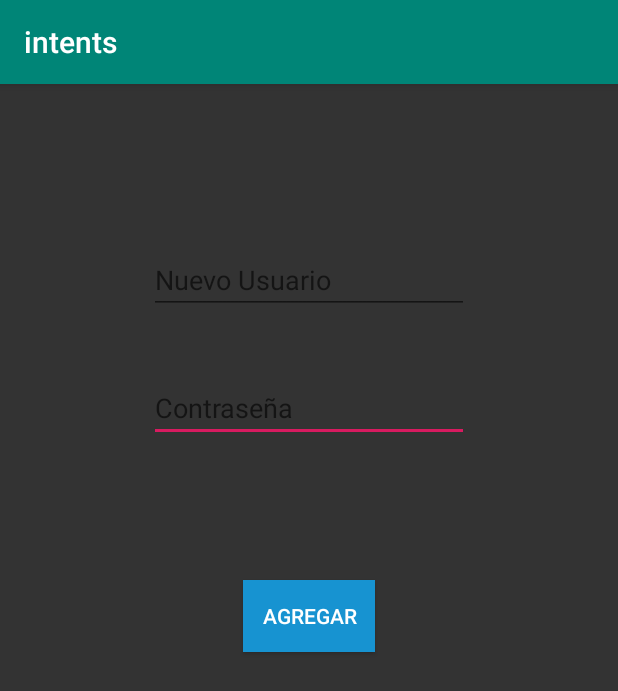
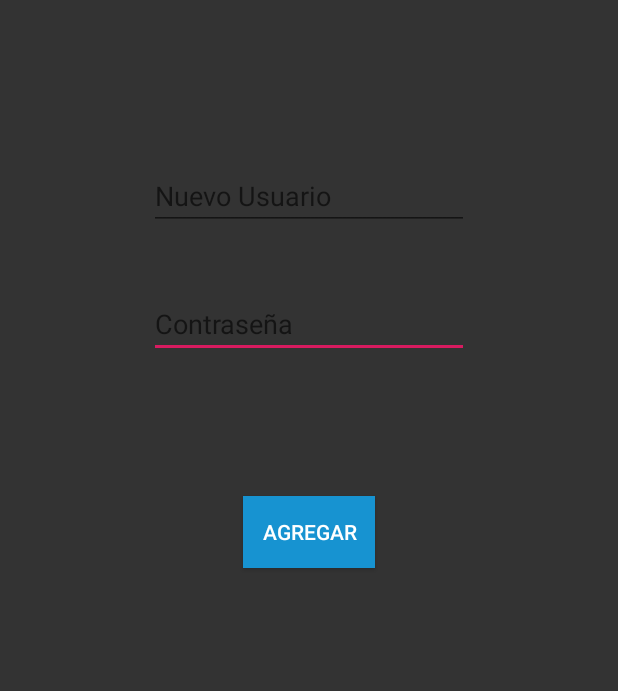
Before and after one commit to conandoel/Intents, an Android app: the NUsuarioActivity screen opened directly, with no data from a screen before it, on a phone screen of 412 x 824 dp. Shown: the top 691 px of the screen. Run offline under Robolectric (Android 15) with nearby library versions, the phone set to English and light mode, and no system bars.

Commit message:
configuracion activity Nuevo Usuario

```diff
--- a/app/src/main/java/com/example/intents/NUsuarioActivity.java
+++ b/app/src/main/java/com/example/intents/NUsuarioActivity.java
@@ -1,13 +1,62 @@
 package com.example.intents;
 
+import android.content.Intent;
 import android.support.v7.app.AppCompatActivity;
 import android.os.Bundle;
+import android.view.View;
+import android.widget.Button;
+import android.widget.EditText;
+import android.widget.Toast;
 
 public class NUsuarioActivity extends AppCompatActivity {
+
+    private Button buttonNuevo;
+    private EditText editTextUsuario, editTextPass;
 
     @Override
     protected void onCreate(Bundle savedInstanceState) {
         super.onCreate(savedInstanceState);
         setContentView(R.layout.activity_nusuario);
+
+        getSupportActionBar().hide();
+
+        this.cargarComponentes();
+    }
+
+    private void cargarComponentes(){
+
+        buttonNuevo=findViewById(R.id.buttonNuevo);
+        editTextUsuario=findViewById(R.id.editTextUsuario);
+        editTextPass=findViewById(R.id.editTextPass);
+
+        buttonNuevo.setOnClickListener(new View.OnClickListener() {
+            @Override
+            public void onClick(View v) {
+
+                validarUsuario();
+
+            }
+        }
+        );
+    }
+
+    private void validarUsuario(){
+        String e=editTextUsuario.getText().toString();
+        String p=editTextPass.getText().toString();
+
+        if ((e != "") && (p != "")){
+
+            Intent intent = new Intent(this, MainActivity.class);
+
+            intent.putExtra("EXTRA_USUARIO", e);
+            intent.putExtra("EXTRA_PASS", p);
+
+            startActivity(intent);
+            finish();
+
+        }
+        else{
+            Toast.makeText(this, "Datos incorrectos, Reintente", Toast.LENGTH_SHORT).show();
+        }
     }
 }
--- a/app/src/main/res/layout-v26/activity_nusuario.xml
+++ b/app/src/main/res/layout-v26/activity_nusuario.xml
@@ -8,7 +8,7 @@
     tools:context=".NUsuarioActivity">
 
     <EditText
-        android:id="@+id/editText2"
+        android:id="@+id/editTextPass"
         android:layout_width="wrap_content"
         android:layout_height="wrap_content"
         android:layout_marginTop="40dp"
@@ -17,11 +17,11 @@
         android:inputType="textPassword"
         app:layout_constraintEnd_toEndOf="parent"
         app:layout_constraintStart_toStartOf="parent"
-        app:layout_constraintTop_toBottomOf="@+id/editText3"
+        app:layout_constraintTop_toBottomOf="@+id/editTextUsuario"
         android:autofillHints="" />
 
     <EditText
-        android:id="@+id/editText3"
+        android:id="@+id/editTextUsuario"
         android:layout_width="wrap_content"
         android:layout_height="wrap_content"
         android:layout_marginTop="108dp"
@@ -34,7 +34,7 @@
         android:autofillHints="" />
 
     <Button
-        android:id="@+id/button2"
+        android:id="@+id/buttonNuevo"
         android:layout_width="wrap_content"
         android:layout_height="wrap_content"
         android:layout_marginTop="92dp"
@@ -43,5 +43,5 @@
         android:textColor="@android:color/background_light"
         app:layout_constraintEnd_toEndOf="parent"
         app:layout_constraintStart_toStartOf="parent"
-        app:layout_constraintTop_toBottomOf="@+id/editText2" />
+        app:layout_constraintTop_toBottomOf="@+id/editTextPass" />
 </android.support.constraint.ConstraintLayout>
--- a/app/src/main/res/layout/activity_nusuario.xml
+++ b/app/src/main/res/layout/activity_nusuario.xml
@@ -8,7 +8,7 @@
     tools:context=".NUsuarioActivity">
 
     <EditText
-        android:id="@+id/editText2"
+        android:id="@+id/editTextPass"
         android:layout_width="wrap_content"
         android:layout_height="wrap_content"
         android:layout_marginTop="40dp"
@@ -17,11 +17,11 @@
         android:inputType="textPassword"
         app:layout_constraintEnd_toEndOf="parent"
         app:layout_constraintStart_toStartOf="parent"
-        app:layout_constraintTop_toBottomOf="@+id/editText3"
+        app:layout_constraintTop_toBottomOf="@+id/editTextUsuario"
         android:autofillHints="" tools:targetApi="o"/>
 
     <EditText
-        android:id="@+id/editText3"
+        android:id="@+id/editTextUsuario"
         android:layout_width="wrap_content"
         android:layout_height="wrap_content"
         android:layout_marginTop="108dp"
@@ -34,7 +34,7 @@
         android:autofillHints="" tools:targetApi="o"/>
 
     <Button
-        android:id="@+id/button2"
+        android:id="@+id/buttonNuevo"
         android:layout_width="wrap_content"
         android:layout_height="wrap_content"
         android:layout_marginTop="92dp"
@@ -43,5 +43,18 @@
         android:textColor="@android:color/background_light"
         app:layout_constraintEnd_toEndOf="parent"
         app:layout_constraintStart_toStartOf="parent"
-        app:layout_constraintTop_toBottomOf="@+id/editText2" />
+        app:layout_constraintTop_toBottomOf="@+id/editTextPass" />
+
+    <ImageView
+        android:id="@+id/imageView5"
+        android:layout_width="wrap_content"
+        android:layout_height="wrap_content"
+        android:layout_marginTop="8dp"
+        android:layout_marginEnd="8dp"
+        app:layout_constraintEnd_toEndOf="parent"
+        app:layout_constraintStart_toStartOf="parent"
+        app:layout_constraintTop_toBottomOf="@+id/buttonNuevo"
+        app:srcCompat="@drawable/ic_archlinux_logo_light"
+        android:contentDescription="@string/todo" />
+
 </android.support.constraint.ConstraintLayout>
--- a/app/src/main/res/values/strings.xml
+++ b/app/src/main/res/values/strings.xml
@@ -18,5 +18,6 @@
     <string name="aceptar_condiciones">Aceptar Condiciones</string>
     <string name="contrase_a">Contraseña</string>
     <string name="agregar">Agregar</string>
+    <string name="todo">TODO</string>
 
 </resources>
```
Also changed, not shown: app/src/main/ic_archwall-web.png (added), app/src/main/res/mipmap-hdpi/ic_archwall.png (added), app/src/main/res/mipmap-mdpi/ic_archwall.png (added), app/src/main/res/mipmap-xhdpi/ic_archwall.png (added), app/src/main/res/mipmap-xxhdpi/ic_archwall.png (added), app/src/main/res/mipmap-xxxhdpi/ic_archwall.png (added).
